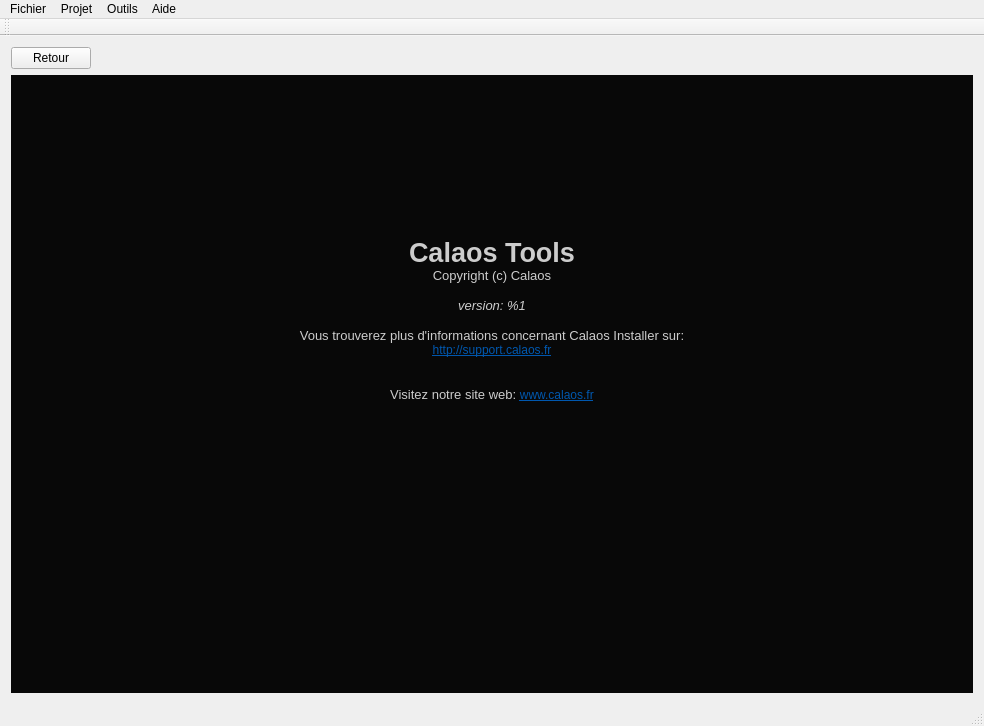
This is data/mainwindow.ui in calaos/calaos_installer as Qt 5 draws it before an edit. The edited form follows.
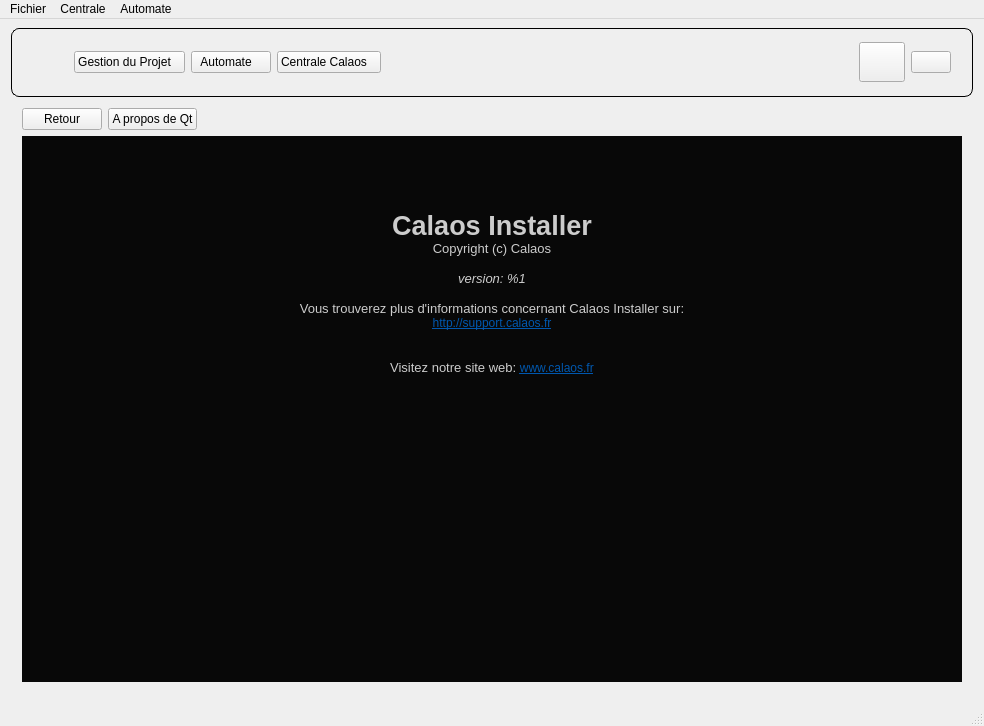
This is the edited form. Icons and pictures are not drawn. Custom widgets are drawn as their Qt base class.

Diff of the .ui file:
```diff
--- a/data/mainwindow.ui
+++ b/data/mainwindow.ui
@@ -17,6 +17,62 @@
    <iconset resource="resources.qrc">
     <normaloff>:/img/logo_huge.png</normaloff>:/img/logo_huge.png</iconset>
   </property>
+  <property name="styleSheet">
+   <string notr="true">#toolBarFrame {
+border-bottom-left-radius: 8px;
+border-bottom-right-radius: 8px;
+border-top-left-radius: 8px;
+border-top-right-radius: 8px;
+border: 1px solid black;
+background: qlineargradient(x1: 0, y1: 0, x2: 0, y2: 1,
+		stop: 0 #a6a6a6, stop: 0.08 #7f7f7f,
+		stop: 0.39999 #717171, stop: 0.4 #626262,
+		stop: 0.9 #4c4c4c, stop: 1 #333333);
+padding-left: 0px;
+padding-right: 10px;
+min-height: 48px;
+}
+
+QFrame.FrameTitle
+{
+	color: white;
+	font-weight: bold;
+}
+
+QFrame .HeaderButton
+{
+	color: #333;
+	border: 2px solid #555;
+	border-radius: 6px;
+	padding: 4px;
+	padding-left: 6px;
+	padding-right: 6px;
+	background: qradialgradient(cx: 0.3, cy: -0.4, fx: 0.3, fy: -0.4, radius: 1.35, stop: 0 #fff, stop: 1 #888);
+	min-width: 30px;
+	margin-top: 2px;
+	margin-bottom: 2px;
+}
+QFrame .HeaderButton::menu-indicator 
+{
+    subcontrol-origin: padding;
+	subcontrol-position: bottom right;
+	position: relative;
+    left: -2px;
+}
+QFrame .HeaderButton::menu-indicator:pressed, QFrame .HeaderButton::menu-indicator:open
+{
+	position: relative;
+	top: 1px;
+}
+QFrame .HeaderButton:hover 
+{
+	background: qradialgradient(cx: 0.3, cy: -0.4, fx: 0.3, fy: -0.4, radius: 1.35, stop: 0 #fff, stop: 1 #bbb);
+}
+QFrame .HeaderButton:pressed 
+{
+	background: qradialgradient(cx: 0.4, cy: -0.1, fx: 0.4, fy: -0.1, radius: 1.35, stop: 0 #fff, stop: 1 #ddd);
+}</string>
+  </property>
   <widget class="QWidget" name="centralwidget">
    <layout class="QHBoxLayout" name="horizontalLayout">
     <property name="spacing">
@@ -41,11 +97,173 @@
       </property>
       <layout class="QVBoxLayout" name="verticalLayout">
        <property name="spacing">
-        <number>0</number>
+        <number>9</number>
        </property>
-       <property name="margin">
+       <property name="topMargin">
         <number>0</number>
        </property>
+       <item>
+        <widget class="QFrame" name="toolBarFrame">
+         <property name="sizePolicy">
+          <sizepolicy hsizetype="Preferred" vsizetype="Fixed">
+           <horstretch>0</horstretch>
+           <verstretch>0</verstretch>
+          </sizepolicy>
+         </property>
+         <property name="minimumSize">
+          <size>
+           <width>0</width>
+           <height>50</height>
+          </size>
+         </property>
+         <property name="maximumSize">
+          <size>
+           <width>16777215</width>
+           <height>50</height>
+          </size>
+         </property>
+         <layout class="QHBoxLayout" name="horizontalLayout_5">
+          <property name="sizeConstraint">
+           <enum>QLayout::SetMinimumSize</enum>
+          </property>
+          <item>
+           <widget class="QLabel" name="label">
+            <property name="minimumSize">
+             <size>
+              <width>45</width>
+              <height>45</height>
+             </size>
+            </property>
+            <property name="pixmap">
+             <pixmap resource="resources.qrc">:/img/logo_header.png</pixmap>
+            </property>
+           </widget>
+          </item>
+          <item>
+           <widget class="QPushButton" name="btProject">
+            <property name="sizePolicy">
+             <sizepolicy hsizetype="Minimum" vsizetype="Fixed">
+              <horstretch>0</horstretch>
+              <verstretch>0</verstretch>
+             </sizepolicy>
+            </property>
+            <property name="text">
+             <string>Gestion du Projet   </string>
+            </property>
+            <property name="icon">
+             <iconset resource="resources.qrc">
+              <normaloff>:/img/document-properties.png</normaloff>:/img/document-properties.png</iconset>
+            </property>
+            <property name="iconSize">
+             <size>
+              <width>24</width>
+              <height>24</height>
+             </size>
+            </property>
+            <property name="class" stdset="0">
+             <string>HeaderButton</string>
+            </property>
+           </widget>
+          </item>
+          <item>
+           <widget class="QPushButton" name="btWago">
+            <property name="text">
+             <string>Automate   </string>
+            </property>
+            <property name="icon">
+             <iconset resource="resources.qrc">
+              <normaloff>:/img/logo_wago.png</normaloff>:/img/logo_wago.png</iconset>
+            </property>
+            <property name="iconSize">
+             <size>
+              <width>24</width>
+              <height>24</height>
+             </size>
+            </property>
+            <property name="class" stdset="0">
+             <string>HeaderButton</string>
+            </property>
+           </widget>
+          </item>
+          <item>
+           <widget class="QPushButton" name="btServer">
+            <property name="text">
+             <string>Centrale Calaos   </string>
+            </property>
+            <property name="icon">
+             <iconset resource="resources.qrc">
+              <normaloff>:/img/drive-removable-media.png</normaloff>:/img/drive-removable-media.png</iconset>
+            </property>
+            <property name="iconSize">
+             <size>
+              <width>24</width>
+              <height>24</height>
+             </size>
+            </property>
+            <property name="class" stdset="0">
+             <string>HeaderButton</string>
+            </property>
+           </widget>
+          </item>
+          <item>
+           <widget class="QLabel" name="labelProjectName">
+            <property name="sizePolicy">
+             <sizepolicy hsizetype="Expanding" vsizetype="Preferred">
+              <horstretch>0</horstretch>
+              <verstretch>0</verstretch>
+             </sizepolicy>
+            </property>
+            <property name="wordWrap">
+             <bool>true</bool>
+            </property>
+            <property name="class" stdset="0">
+             <string>FrameTitle</string>
+            </property>
+           </widget>
+          </item>
+          <item>
+           <widget class="QPushButton" name="btHelp">
+            <property name="minimumSize">
+             <size>
+              <width>46</width>
+              <height>40</height>
+             </size>
+            </property>
+            <property name="icon">
+             <iconset resource="resources.qrc">
+              <normaloff>:/img/help-about.png</normaloff>:/img/help-about.png</iconset>
+            </property>
+            <property name="iconSize">
+             <size>
+              <width>24</width>
+              <height>24</height>
+             </size>
+            </property>
+            <property name="class" stdset="0">
+             <string>HeaderButton</string>
+            </property>
+           </widget>
+          </item>
+          <item>
+           <widget class="QPushButton" name="btQuit">
+            <property name="icon">
+             <iconset resource="resources.qrc">
+              <normaloff>:/img/exit.png</normaloff>:/img/exit.png</iconset>
+            </property>
+            <property name="iconSize">
+             <size>
+              <width>24</width>
+              <height>24</height>
+             </size>
+            </property>
+            <property name="class" stdset="0">
+             <string>HeaderButton</string>
+            </property>
+           </widget>
+          </item>
+         </layout>
+        </widget>
+       </item>
        <item>
         <widget class="QStackedWidget" name="Pages">
          <property name="currentIndex">
@@ -84,6 +302,29 @@
                 <iconset resource="resources.qrc">
                  <normaloff>:/img/go-previous.png</normaloff>:/img/go-previous.png</iconset>
                </property>
+               <property name="iconSize">
+                <size>
+                 <width>24</width>
+                 <height>24</height>
+                </size>
+               </property>
+              </widget>
+             </item>
+             <item>
+              <widget class="QPushButton" name="btAboutQt">
+               <property name="text">
+                <string>A propos de Qt</string>
+               </property>
+               <property name="icon">
+                <iconset resource="resources.qrc">
+                 <normaloff>:/img/qt.png</normaloff>:/img/qt.png</iconset>
+               </property>
+               <property name="iconSize">
+                <size>
+                 <width>24</width>
+                 <height>24</height>
+                </size>
+               </property>
               </widget>
              </item>
              <item>
@@ -119,31 +360,25 @@
               <string>&lt;!DOCTYPE HTML PUBLIC &quot;-//W3C//DTD HTML 4.0//EN&quot; &quot;http://www.w3.org/TR/REC-html40/strict.dtd&quot;&gt;
 &lt;html&gt;&lt;head&gt;&lt;meta name=&quot;qrichtext&quot; content=&quot;1&quot; /&gt;&lt;style type=&quot;text/css&quot;&gt;
 p, li { white-space: pre-wrap; }
-&lt;/style&gt;&lt;/head&gt;&lt;body style=&quot; font-family:'Sans Serif'; font-size:11pt; font-weight:400; font-style:normal;&quot;&gt;
+&lt;/style&gt;&lt;/head&gt;&lt;body style=&quot; font-family:'Sans Serif'; font-size:9pt; font-weight:400; font-style:normal;&quot;&gt;
 &lt;table border=&quot;0&quot; style=&quot;-qt-table-type: root; margin-top:4px; margin-bottom:4px; margin-left:4px; margin-right:4px;&quot;&gt;
 &lt;tr&gt;
 &lt;td style=&quot;border: none;&quot;&gt;
-&lt;p style=&quot;-qt-paragraph-type:empty; margin-top:0px; margin-bottom:0px; margin-left:0px; margin-right:0px; -qt-block-indent:0; text-indent:0px; font-size:9pt;&quot;&gt;&lt;/p&gt;
-&lt;p style=&quot;-qt-paragraph-type:empty; margin-top:0px; margin-bottom:0px; margin-left:0px; margin-right:0px; -qt-block-indent:0; text-indent:0px; font-size:9pt;&quot;&gt;&lt;/p&gt;
-&lt;p style=&quot;-qt-paragraph-type:empty; margin-top:0px; margin-bottom:0px; margin-left:0px; margin-right:0px; -qt-block-indent:0; text-indent:0px; font-size:9pt;&quot;&gt;&lt;/p&gt;
-&lt;p style=&quot;-qt-paragraph-type:empty; margin-top:0px; margin-bottom:0px; margin-left:0px; margin-right:0px; -qt-block-indent:0; text-indent:0px; font-size:9pt;&quot;&gt;&lt;/p&gt;
-&lt;p style=&quot;-qt-paragraph-type:empty; margin-top:0px; margin-bottom:0px; margin-left:0px; margin-right:0px; -qt-block-indent:0; text-indent:0px; font-size:9pt;&quot;&gt;&lt;/p&gt;
-&lt;p style=&quot;-qt-paragraph-type:empty; margin-top:0px; margin-bottom:0px; margin-left:0px; margin-right:0px; -qt-block-indent:0; text-indent:0px; font-size:9pt;&quot;&gt;&lt;/p&gt;
-&lt;p style=&quot;-qt-paragraph-type:empty; margin-top:0px; margin-bottom:0px; margin-left:0px; margin-right:0px; -qt-block-indent:0; text-indent:0px; font-size:9pt;&quot;&gt;&lt;/p&gt;
-&lt;p style=&quot;-qt-paragraph-type:empty; margin-top:0px; margin-bottom:0px; margin-left:0px; margin-right:0px; -qt-block-indent:0; text-indent:0px; font-size:9pt;&quot;&gt;&lt;/p&gt;
-&lt;p align=&quot;center&quot; style=&quot;-qt-paragraph-type:empty; margin-top:0px; margin-bottom:0px; margin-left:0px; margin-right:0px; -qt-block-indent:0; text-indent:0px; font-size:9pt;&quot;&gt;&lt;/p&gt;
-&lt;p align=&quot;center&quot; style=&quot;-qt-paragraph-type:empty; margin-top:0px; margin-bottom:0px; margin-left:0px; margin-right:0px; -qt-block-indent:0; text-indent:0px; font-size:9pt;&quot;&gt;&lt;/p&gt;
-&lt;p align=&quot;center&quot; style=&quot; margin-top:0px; margin-bottom:0px; margin-left:0px; margin-right:0px; -qt-block-indent:0; text-indent:0px;&quot;&gt;&lt;span style=&quot; font-size:20pt; font-weight:600; color:#cccccc;&quot;&gt;Calaos Tools&lt;/span&gt;&lt;/p&gt;
+&lt;p style=&quot;-qt-paragraph-type:empty; margin-top:0px; margin-bottom:0px; margin-left:0px; margin-right:0px; -qt-block-indent:0; text-indent:0px;&quot;&gt;&lt;/p&gt;
+&lt;p style=&quot;-qt-paragraph-type:empty; margin-top:0px; margin-bottom:0px; margin-left:0px; margin-right:0px; -qt-block-indent:0; text-indent:0px;&quot;&gt;&lt;/p&gt;
+&lt;p align=&quot;center&quot; style=&quot;-qt-paragraph-type:empty; margin-top:0px; margin-bottom:0px; margin-left:0px; margin-right:0px; -qt-block-indent:0; text-indent:0px;&quot;&gt;&lt;/p&gt;
+&lt;p align=&quot;center&quot; style=&quot;-qt-paragraph-type:empty; margin-top:0px; margin-bottom:0px; margin-left:0px; margin-right:0px; -qt-block-indent:0; text-indent:0px;&quot;&gt;&lt;/p&gt;
+&lt;p align=&quot;center&quot; style=&quot; margin-top:0px; margin-bottom:0px; margin-left:0px; margin-right:0px; -qt-block-indent:0; text-indent:0px;&quot;&gt;&lt;span style=&quot; font-size:20pt; font-weight:600; color:#cccccc;&quot;&gt;Calaos Installer&lt;/span&gt;&lt;/p&gt;
 &lt;p align=&quot;center&quot; style=&quot; margin-top:0px; margin-bottom:0px; margin-left:0px; margin-right:0px; -qt-block-indent:0; text-indent:0px;&quot;&gt;&lt;span style=&quot; font-size:10pt; color:#cccccc;&quot;&gt;Copyright (c) Calaos&lt;/span&gt;&lt;/p&gt;
 &lt;p align=&quot;center&quot; style=&quot;-qt-paragraph-type:empty; margin-top:0px; margin-bottom:0px; margin-left:0px; margin-right:0px; -qt-block-indent:0; text-indent:0px; font-size:10pt; color:#cccccc;&quot;&gt;&lt;/p&gt;
 &lt;p align=&quot;center&quot; style=&quot; margin-top:0px; margin-bottom:0px; margin-left:0px; margin-right:0px; -qt-block-indent:0; text-indent:0px;&quot;&gt;&lt;span style=&quot; font-size:10pt; font-style:italic; color:#cccccc;&quot;&gt;version: %1&lt;/span&gt;&lt;/p&gt;
 &lt;p align=&quot;center&quot; style=&quot;-qt-paragraph-type:empty; margin-top:0px; margin-bottom:0px; margin-left:0px; margin-right:0px; -qt-block-indent:0; text-indent:0px; font-size:10pt; font-style:italic; color:#cccccc;&quot;&gt;&lt;/p&gt;
 &lt;p align=&quot;center&quot; style=&quot; margin-top:0px; margin-bottom:0px; margin-left:0px; margin-right:0px; -qt-block-indent:0; text-indent:0px;&quot;&gt;&lt;span style=&quot; font-size:10pt; color:#cccccc;&quot;&gt;Vous trouverez plus d'informations concernant Calaos Installer sur:&lt;/span&gt;&lt;/p&gt;
-&lt;p align=&quot;center&quot; style=&quot; margin-top:0px; margin-bottom:0px; margin-left:0px; margin-right:0px; -qt-block-indent:0; text-indent:0px;&quot;&gt;&lt;a href=&quot;http://support.calaos.fr&quot;&gt;&lt;span style=&quot; font-size:9pt; text-decoration: underline; color:#0057ae;&quot;&gt;http://support.calaos.fr&lt;/span&gt;&lt;/a&gt;&lt;/p&gt;
+&lt;p align=&quot;center&quot; style=&quot; margin-top:0px; margin-bottom:0px; margin-left:0px; margin-right:0px; -qt-block-indent:0; text-indent:0px;&quot;&gt;&lt;a href=&quot;http://support.calaos.fr&quot;&gt;&lt;span style=&quot; text-decoration: underline; color:#0057ae;&quot;&gt;http://support.calaos.fr&lt;/span&gt;&lt;/a&gt;&lt;/p&gt;
 &lt;p align=&quot;center&quot; style=&quot;-qt-paragraph-type:empty; margin-top:0px; margin-bottom:0px; margin-left:0px; margin-right:0px; -qt-block-indent:0; text-indent:0px; font-size:10pt; color:#cccccc;&quot;&gt;&lt;/p&gt;
 &lt;p align=&quot;center&quot; style=&quot;-qt-paragraph-type:empty; margin-top:0px; margin-bottom:0px; margin-left:0px; margin-right:0px; -qt-block-indent:0; text-indent:0px; font-size:10pt; color:#cccccc;&quot;&gt;&lt;/p&gt;
-&lt;p align=&quot;center&quot; style=&quot; margin-top:0px; margin-bottom:0px; margin-left:0px; margin-right:0px; -qt-block-indent:0; text-indent:0px;&quot;&gt;&lt;span style=&quot; font-size:10pt; color:#cccccc;&quot;&gt;Visitez notre site web: &lt;/span&gt;&lt;a href=&quot;http://www.calaos.fr&quot;&gt;&lt;span style=&quot; font-size:9pt; text-decoration: underline; color:#0057ae;&quot;&gt;www.calaos.fr&lt;/span&gt;&lt;/a&gt;&lt;/p&gt;
-&lt;p align=&quot;center&quot; style=&quot;-qt-paragraph-type:empty; margin-top:0px; margin-bottom:0px; margin-left:0px; margin-right:0px; -qt-block-indent:0; text-indent:0px; font-size:9pt; text-decoration: underline; color:#0000ee;&quot;&gt;&lt;/p&gt;
+&lt;p align=&quot;center&quot; style=&quot; margin-top:0px; margin-bottom:0px; margin-left:0px; margin-right:0px; -qt-block-indent:0; text-indent:0px;&quot;&gt;&lt;span style=&quot; font-size:10pt; color:#cccccc;&quot;&gt;Visitez notre site web: &lt;/span&gt;&lt;a href=&quot;http://www.calaos.fr&quot;&gt;&lt;span style=&quot; text-decoration: underline; color:#0057ae;&quot;&gt;www.calaos.fr&lt;/span&gt;&lt;/a&gt;&lt;/p&gt;
+&lt;p align=&quot;center&quot; style=&quot;-qt-paragraph-type:empty; margin-top:0px; margin-bottom:0px; margin-left:0px; margin-right:0px; -qt-block-indent:0; text-indent:0px; text-decoration: underline; color:#0000ee;&quot;&gt;&lt;/p&gt;
 &lt;p align=&quot;center&quot; style=&quot; margin-top:0px; margin-bottom:0px; margin-left:0px; margin-right:0px; -qt-block-indent:0; text-indent:0px;&quot;&gt;&lt;img src=&quot;:/img/calaos.png&quot; /&gt;&lt;/p&gt;&lt;/td&gt;&lt;/tr&gt;&lt;/table&gt;&lt;/body&gt;&lt;/html&gt;</string>
              </property>
             </widget>
@@ -153,20 +388,24 @@
         </widget>
        </item>
       </layout>
+      <zorder>Pages</zorder>
+      <zorder>widgetRules</zorder>
+      <zorder>toolBarFrame</zorder>
      </widget>
     </item>
    </layout>
   </widget>
+  <widget class="QStatusBar" name="statusbar"/>
   <widget class="QMenuBar" name="menubar">
    <property name="geometry">
     <rect>
      <x>0</x>
      <y>0</y>
      <width>984</width>
-     <height>24</height>
+     <height>23</height>
     </rect>
    </property>
-   <widget class="QMenu" name="menuFichier">
+   <widget class="QMenu" name="menuProjet">
     <property name="title">
      <string>Fichier</string>
     </property>
@@ -174,97 +413,45 @@
      <property name="title">
       <string>Générer fichier d'impression</string>
      </property>
+     <property name="icon">
+      <iconset resource="resources.qrc">
+       <normaloff>:/img/document-print.png</normaloff>:/img/document-print.png</iconset>
+     </property>
      <addaction name="actionPar_pi_ce"/>
      <addaction name="actionPar_Entr_es_Sorties"/>
     </widget>
     <addaction name="actionNouveau_projet"/>
     <addaction name="separator"/>
     <addaction name="actionCharger_un_projet"/>
-    <addaction name="actionOuvrir_un_projet_en_ligne"/>
     <addaction name="separator"/>
     <addaction name="actionSauvegarder"/>
     <addaction name="actionSauvegarder_un_projet"/>
-    <addaction name="actionSauvegarder_un_projet_en_ligne"/>
     <addaction name="separator"/>
     <addaction name="menuG_n_rer_fichier_d_impression"/>
-    <addaction name="separator"/>
-    <addaction name="actionQuit"/>
    </widget>
-   <widget class="QMenu" name="menuA_propos">
+   <widget class="QMenu" name="menuWago">
     <property name="title">
-     <string>Aide</string>
-    </property>
-    <addaction name="actionAbout"/>
-    <addaction name="actionA_propos_de_Qt"/>
-   </widget>
-   <widget class="QMenu" name="menuProjet">
-    <property name="title">
-     <string>Projet</string>
+     <string>Automate</string>
     </property>
     <addaction name="actionSe_connecter"/>
     <addaction name="actionSe_d_connecter"/>
     <addaction name="separator"/>
     <addaction name="actionProgrammer_l_automate"/>
-   </widget>
-   <widget class="QMenu" name="menuOutils">
-    <property name="title">
-     <string>Outils</string>
-    </property>
-    <addaction name="actionDALI"/>
     <addaction name="actionMise_jour_Automate"/>
+    <addaction name="separator"/>
+    <addaction name="actionDALI"/>
    </widget>
-   <addaction name="menuFichier"/>
+   <widget class="QMenu" name="menuCentrale">
+    <property name="title">
+     <string>Centrale</string>
+    </property>
+    <addaction name="actionOuvrir_un_projet_en_ligne"/>
+    <addaction name="actionSauvegarder_un_projet_en_ligne"/>
+   </widget>
    <addaction name="menuProjet"/>
-   <addaction name="menuOutils"/>
-   <addaction name="menuA_propos"/>
+   <addaction name="menuCentrale"/>
+   <addaction name="menuWago"/>
   </widget>
-  <widget class="QStatusBar" name="statusbar"/>
-  <widget class="QToolBar" name="toolBar">
-   <property name="windowTitle">
-    <string>toolBar</string>
-   </property>
-   <property name="iconSize">
-    <size>
-     <width>32</width>
-     <height>32</height>
-    </size>
-   </property>
-   <property name="toolButtonStyle">
-    <enum>Qt::ToolButtonTextUnderIcon</enum>
-   </property>
-   <property name="floatable">
-    <bool>false</bool>
-   </property>
-   <attribute name="toolBarArea">
-    <enum>TopToolBarArea</enum>
-   </attribute>
-   <attribute name="toolBarBreak">
-    <bool>false</bool>
-   </attribute>
-  </widget>
-  <action name="actionQuit">
-   <property name="icon">
-    <iconset resource="resources.qrc">
-     <normaloff>:/img/exit.png</normaloff>:/img/exit.png</iconset>
-   </property>
-   <property name="text">
-    <string>Quitter</string>
-   </property>
-  </action>
-  <action name="actionAbout">
-   <property name="icon">
-    <iconset resource="resources.qrc">
-     <normaloff>:/img/help.png</normaloff>:/img/help.png</iconset>
-   </property>
-   <property name="text">
-    <string>A propos</string>
-   </property>
-  </action>
-  <action name="actionA_propos_de_Qt">
-   <property name="text">
-    <string>A propos de Qt</string>
-   </property>
-  </action>
   <action name="actionCharger_un_projet">
    <property name="icon">
     <iconset resource="resources.qrc">
@@ -349,22 +536,25 @@
   <action name="actionOuvrir_un_projet_en_ligne">
    <property name="icon">
     <iconset resource="resources.qrc">
-     <normaloff>:/img/go-first.png</normaloff>:/img/go-first.png</iconset>
+     <normaloff>:/img/svn-update.png</normaloff>:/img/svn-update.png</iconset>
    </property>
    <property name="text">
-    <string>Ouvrir un projet en ligne...</string>
+    <string>Ouvrir le projet de la centrale...</string>
    </property>
   </action>
   <action name="actionSauvegarder_un_projet_en_ligne">
    <property name="icon">
     <iconset resource="resources.qrc">
-     <normaloff>:/img/go-last.png</normaloff>:/img/go-last.png</iconset>
+     <normaloff>:/img/svn-commit.png</normaloff>:/img/svn-commit.png</iconset>
    </property>
    <property name="text">
-    <string>Sauvegarder un projet en ligne...</string>
+    <string>Envoyer le projet à la centrale...</string>
    </property>
   </action>
   <action name="actionDALI">
+   <property name="enabled">
+    <bool>false</bool>
+   </property>
    <property name="icon">
     <iconset resource="resources.qrc">
      <normaloff>:/img/icon_light_on.png</normaloff>:/img/icon_light_on.png</iconset>
@@ -384,6 +574,9 @@
    </property>
   </action>
   <action name="actionMise_jour_Automate">
+   <property name="enabled">
+    <bool>false</bool>
+   </property>
    <property name="icon">
     <iconset resource="resources.qrc">
      <normaloff>:/img/system-software-update.png</normaloff>:/img/system-software-update.png</iconset>
```
